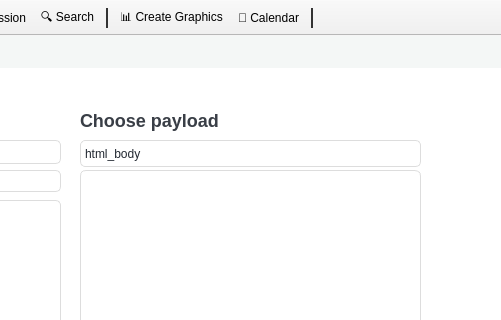
First picture: the form in ui/scraper_ui.ui, repository JhonBob999/Web_Scrapper-main-master, before the edit; both pictures show x 720 to 1221 and y 0 to 320 of the 1509 by 787 pixel window.
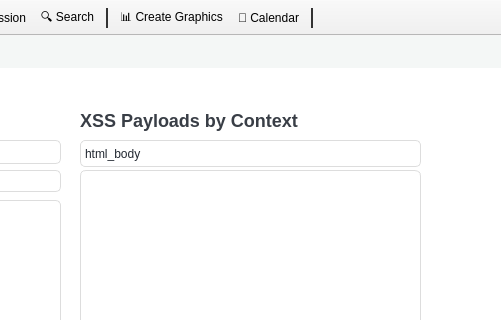
Second picture: the form after the edit.

Commit message: Updated xss payload

What changed in the file:
```diff
--- a/ui/scraper_ui.ui
+++ b/ui/scraper_ui.ui
@@ -620,7 +620,7 @@
          </font>
         </property>
         <property name="text">
-         <string>Choose payload</string>
+         <string>XSS Payloads by Context</string>
         </property>
        </widget>
       </widget>
```
The commit also changes 4 other files.
